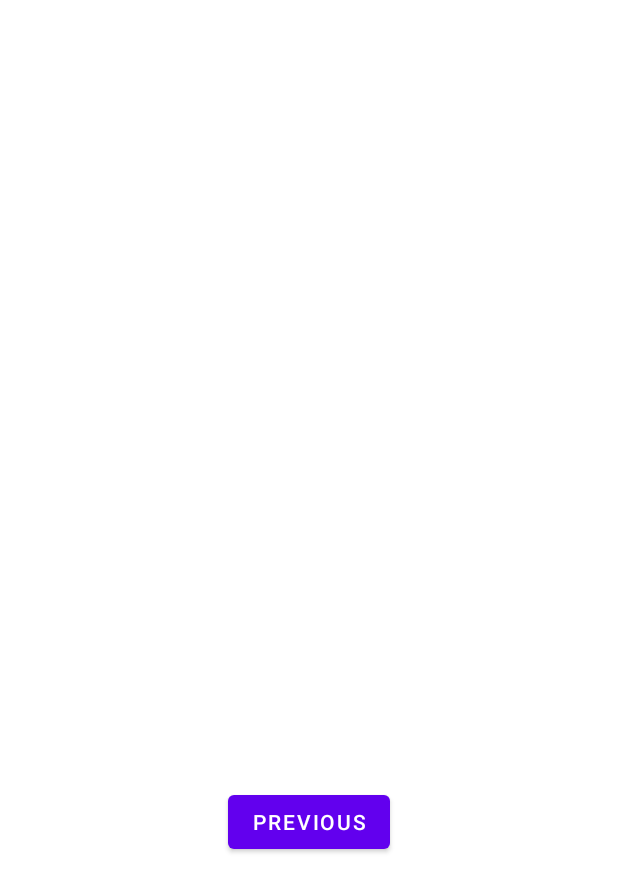
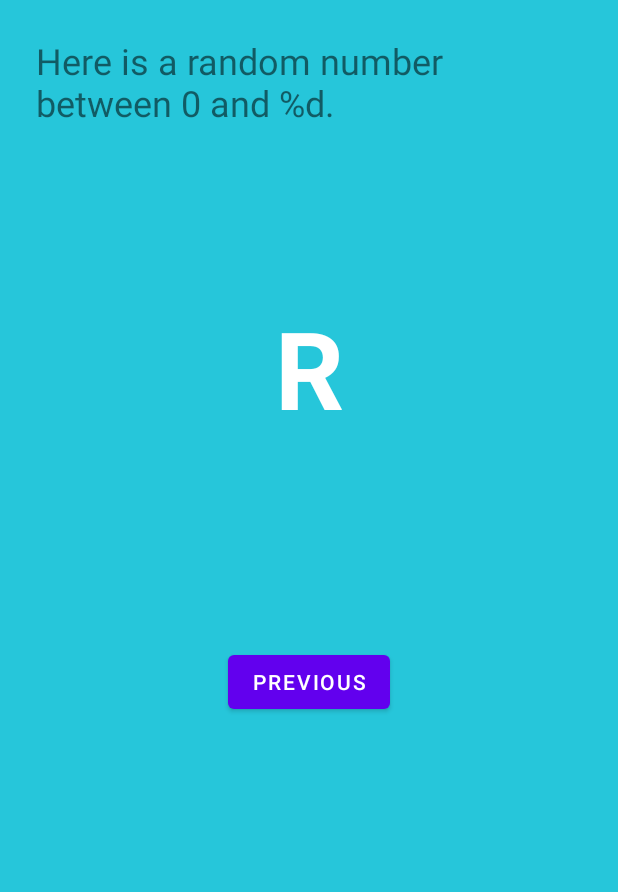
Before and after one commit to guilhermewastaken/Kotlin-Demonstration, an Android app: the layout fragment_second.xml on its own in the app's theme, with its tools: preview values and no code run, on a phone screen of 412 x 824 dp. Shown: the top 892 px of the screen. Run offline under Robolectric (Android 15) with nearby library versions, the phone set to English and light mode, and no system bars.

Commit message:
Added Interaction

```diff
--- a/App/app/build.gradle
+++ b/App/app/build.gradle
@@ -1,7 +1,9 @@
 plugins {
     id 'com.android.application'
     id 'org.jetbrains.kotlin.android'
+    id 'androidx.navigation.safeargs.kotlin'
 }
+
 
 android {
     namespace 'com.example.app'
--- a/App/app/src/main/res/layout/fragment_second.xml
+++ b/App/app/src/main/res/layout/fragment_second.xml
@@ -1,16 +1,23 @@
 <?xml version="1.0" encoding="utf-8"?>
 <androidx.constraintlayout.widget.ConstraintLayout xmlns:android="http://schemas.android.com/apk/res/android"
     xmlns:app="http://schemas.android.com/apk/res-auto"
+    android:background="@color/screenBackground2"
     xmlns:tools="http://schemas.android.com/tools"
     android:layout_width="match_parent"
     android:layout_height="match_parent"
     tools:context=".SecondFragment">
 
     <TextView
-        android:id="@+id/textview_second"
-        android:layout_width="wrap_content"
+        android:id="@+id/textview_header"
+        android:layout_width="0dp"
         android:layout_height="wrap_content"
-        app:layout_constraintBottom_toTopOf="@id/button_second"
+        android:layout_marginStart="24dp"
+        android:layout_marginLeft="24dp"
+        android:layout_marginTop="24dp"
+        android:layout_marginEnd="24dp"
+        android:layout_marginRight="24dp"
+        android:text="@string/random_heading"
+        android:textSize="24sp"
         app:layout_constraintEnd_toEndOf="parent"
         app:layout_constraintStart_toStartOf="parent"
         app:layout_constraintTop_toTopOf="parent" />
@@ -23,5 +30,19 @@
         app:layout_constraintBottom_toBottomOf="parent"
         app:layout_constraintEnd_toEndOf="parent"
         app:layout_constraintStart_toStartOf="parent"
-        app:layout_constraintTop_toBottomOf="@id/textview_second" />
+        app:layout_constraintTop_toBottomOf="@id/textview_header" />
+
+    <TextView
+        android:id="@+id/textview_random"
+        android:layout_width="wrap_content"
+        android:layout_height="wrap_content"
+        android:text="R"
+        android:textColor="@android:color/white"
+        android:textSize="72sp"
+        android:textStyle="bold"
+        app:layout_constraintBottom_toTopOf="@+id/button_second"
+        app:layout_constraintEnd_toEndOf="parent"
+        app:layout_constraintStart_toStartOf="parent"
+        app:layout_constraintTop_toBottomOf="@+id/textview_header"
+        app:layout_constraintVertical_bias="0.45" />
 </androidx.constraintlayout.widget.ConstraintLayout>
--- a/App/app/src/main/res/navigation/nav_graph.xml
+++ b/App/app/src/main/res/navigation/nav_graph.xml
@@ -24,5 +24,8 @@
         <action
             android:id="@+id/action_SecondFragment_to_FirstFragment"
             app:destination="@id/FirstFragment" />
+        <argument
+            android:name="myArg"
+            app:argType="integer" />
     </fragment>
 </navigation>
--- a/App/app/src/main/res/values/colors.xml
+++ b/App/app/src/main/res/values/colors.xml
@@ -7,6 +7,7 @@
     <color name="teal_700">#FF018786</color>
     <color name="black">#FF000000</color>
     <color name="white">#FFFFFFFF</color>
+    <color name="buttonBackground">#BBDEFB</color>
     <color name="screenBackground">#2196F3</color>
-    <color name="buttonBackground">#BBDEFB</color>
+    <color name="screenBackground2">#26C6DA</color>
 </resources>
--- a/App/app/src/main/res/values/strings.xml
+++ b/App/app/src/main/res/values/strings.xml
@@ -7,7 +7,7 @@
     <string name="previous">Previous</string>
 
     <string name="hello_first_fragment">Hello World</string>
-    <string name="hello_second_fragment">Hello second fragment. Arg: %1$s</string>
+    <string name="random_heading">Here is a random number between 0 and %d.</string>
     <string name="toast_button_text">Toast</string>
     <string name="random_button_text">Random</string>
     <string name="count_button_text">Count</string>
--- a/App/build.gradle
+++ b/App/build.gradle
@@ -3,4 +3,5 @@ plugins {
     id 'com.android.application' version '7.3.1' apply false
     id 'com.android.library' version '7.3.1' apply false
     id 'org.jetbrains.kotlin.android' version '1.7.20' apply false
+    id 'androidx.navigation.safeargs' version '2.4.2' apply false
 }
```
Also changed, not shown: App/app/src/main/java/com/example/app/FirstFragment.kt (+37 -0 lines), App/app/src/main/java/com/example/app/SecondFragment.kt (+14 -1 lines).
